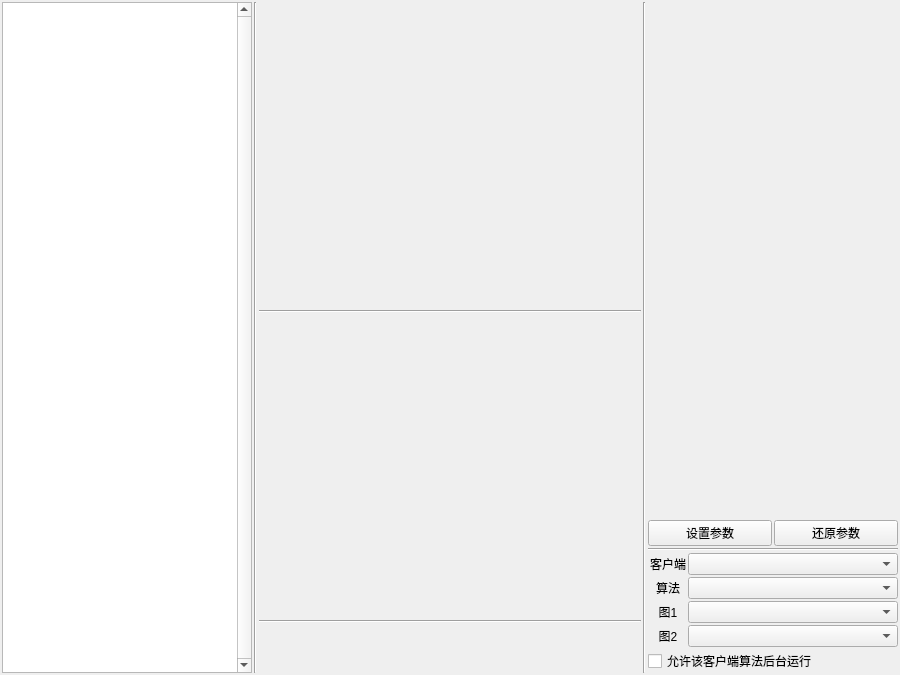
Before: the Qt Designer form src/gui/window.ui in KurisuNya/bearing-fault-detection, drawn with Qt 5.
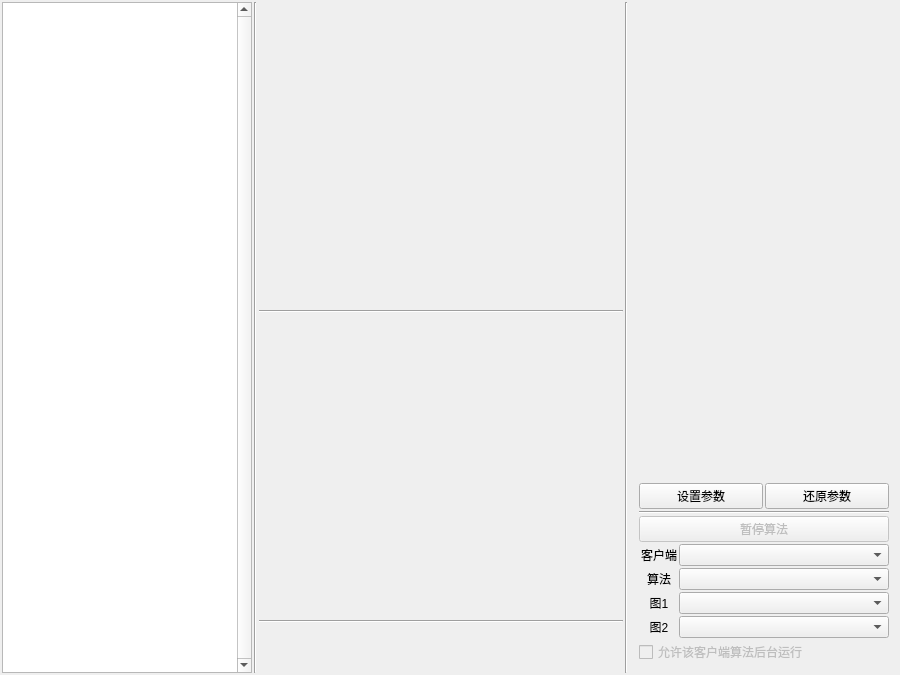
After: the same form once the commit is applied.

Commit message:
feat: complete main features
refactor: refactor client manager

refactor: complete refactor

What changed in the file:
```diff
--- a/src/gui/window.ui
+++ b/src/gui/window.ui
@@ -32,7 +32,7 @@
    <property name="autoFillBackground">
     <bool>false</bool>
    </property>
-   <layout class="QHBoxLayout" name="mainHorizontalLayout" stretch="1,0,100,0,1">
+   <layout class="QHBoxLayout" name="mainHorizontalLayout" stretch="1,0,100,0,0">
     <property name="spacing">
      <number>2</number>
     </property>
@@ -169,6 +169,7 @@
      </widget>
     </item>
     <item>
+     <widget class="QWidget" name="rightVerticalLayoutWidget" native="true">
      <layout class="QVBoxLayout" name="rightVerticalLayout">
       <property name="spacing">
        <number>2</number>
@@ -217,6 +218,16 @@
         </property>
        </widget>
       </item>
+       <item>
+        <widget class="QPushButton" name="stopAlgorithmButton">
+         <property name="enabled">
+          <bool>false</bool>
+         </property>
+         <property name="text">
+          <string>暂停算法</string>
+         </property>
+        </widget>
+       </item>
       <item>
        <layout class="QGridLayout" name="gridLayout" columnstretch="1,3">
         <property name="sizeConstraint">
@@ -229,22 +240,6 @@
          <number>2</number>
         </property>
         <item row="1" column="0">
-         <widget class="QLabel" name="label_2">
-          <property name="text">
-           <string>算法</string>
-          </property>
-          <property name="alignment">
-           <set>Qt::AlignCenter</set>
-          </property>
-         </widget>
-        </item>
-        <item row="0" column="1">
-         <widget class="QComboBox" name="clientComboBox"/>
-        </item>
-        <item row="3" column="1">
-         <widget class="QComboBox" name="belowFigureComboBox"/>
-        </item>
-        <item row="0" column="0">
          <widget class="QLabel" name="label">
           <property name="maximumSize">
            <size>
@@ -260,23 +255,16 @@
           </property>
          </widget>
         </item>
-        <item row="2" column="1">
+         <item row="3" column="1">
          <widget class="QComboBox" name="aboveFigureComboBox"/>
         </item>
-        <item row="1" column="1">
+         <item row="4" column="1">
+          <widget class="QComboBox" name="belowFigureComboBox"/>
+         </item>
+         <item row="2" column="1">
          <widget class="QComboBox" name="algorithmComboBox"/>
         </item>
-        <item row="2" column="0">
-         <widget class="QLabel" name="label_3">
-          <property name="text">
-           <string>图1</string>
-          </property>
-          <property name="alignment">
-           <set>Qt::AlignCenter</set>
-          </property>
-         </widget>
-        </item>
-        <item row="3" column="0">
+         <item row="4" column="0">
          <widget class="QLabel" name="label_4">
           <property name="text">
            <string>图2</string>
@@ -286,10 +274,36 @@
           </property>
          </widget>
         </item>
+         <item row="3" column="0">
+          <widget class="QLabel" name="label_3">
+           <property name="text">
+            <string>图1</string>
+           </property>
+           <property name="alignment">
+            <set>Qt::AlignCenter</set>
+           </property>
+          </widget>
+         </item>
+         <item row="1" column="1">
+          <widget class="QComboBox" name="clientComboBox"/>
+         </item>
+         <item row="2" column="0">
+          <widget class="QLabel" name="label_2">
+           <property name="text">
+            <string>算法</string>
+           </property>
+           <property name="alignment">
+            <set>Qt::AlignCenter</set>
+           </property>
+          </widget>
+         </item>
        </layout>
       </item>
       <item>
        <widget class="QCheckBox" name="backendCheckBox">
+         <property name="enabled">
+          <bool>false</bool>
+         </property>
         <property name="sizePolicy">
          <sizepolicy hsizetype="Fixed" vsizetype="Fixed">
           <horstretch>0</horstretch>
@@ -311,9 +325,13 @@
         <property name="text">
          <string>允许该客户端算法后台运行</string>
         </property>
+         <property name="checkable">
+          <bool>true</bool>
+         </property>
        </widget>
       </item>
      </layout>
+     </widget>
     </item>
    </layout>
   </widget>
```
Left out of the diff: 14 changed lines with no effect on the pictures. Lines whose indentation alone changed are shown as unchanged. The commit also changes 27 other files.
